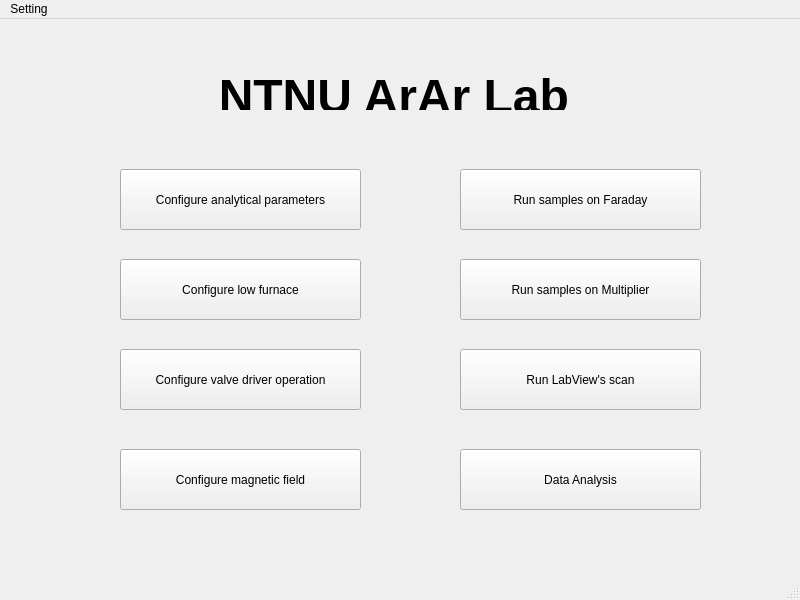
Before: the Qt Designer form UI/Homepage_UI.ui in AndrewLiu0725/pyADR, drawn with Qt 5.
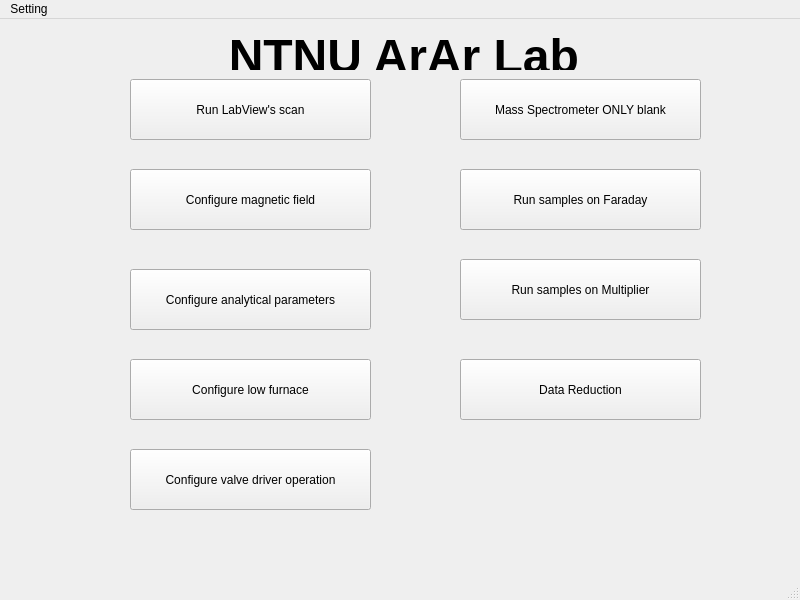
After: the same form once the commit is applied.

Commit message: upload prototype for data reduction app

Diff of the .ui file:
```diff
--- a/UI/Homepage_UI.ui
+++ b/UI/Homepage_UI.ui
@@ -30,8 +30,8 @@
    <widget class="QPushButton" name="pushButton">
     <property name="geometry">
      <rect>
-      <x>120</x>
-      <y>150</y>
+      <x>130</x>
+      <y>250</y>
       <width>241</width>
       <height>61</height>
      </rect>
@@ -56,8 +56,8 @@
    <widget class="QPushButton" name="pushButton_3">
     <property name="geometry">
      <rect>
-      <x>120</x>
-      <y>330</y>
+      <x>130</x>
+      <y>430</y>
       <width>241</width>
       <height>61</height>
      </rect>
@@ -69,8 +69,8 @@
    <widget class="QPushButton" name="pushButton_6">
     <property name="geometry">
      <rect>
-      <x>120</x>
-      <y>430</y>
+      <x>130</x>
+      <y>150</y>
       <width>241</width>
       <height>61</height>
      </rect>
@@ -83,20 +83,20 @@
     <property name="geometry">
      <rect>
       <x>460</x>
-      <y>430</y>
+      <y>340</y>
       <width>241</width>
       <height>61</height>
      </rect>
     </property>
     <property name="text">
-     <string>Data Analysis</string>
+     <string>Data Reduction</string>
     </property>
    </widget>
    <widget class="QLabel" name="label">
     <property name="geometry">
      <rect>
-      <x>180</x>
-      <y>50</y>
+      <x>190</x>
+      <y>10</y>
       <width>441</width>
       <height>41</height>
      </rect>
@@ -111,8 +111,8 @@
    <widget class="QPushButton" name="pushButton_2">
     <property name="geometry">
      <rect>
-      <x>120</x>
-      <y>240</y>
+      <x>130</x>
+      <y>340</y>
       <width>241</width>
       <height>61</height>
      </rect>
@@ -124,8 +124,8 @@
    <widget class="QPushButton" name="pushButton_7">
     <property name="geometry">
      <rect>
-      <x>460</x>
-      <y>330</y>
+      <x>130</x>
+      <y>60</y>
       <width>241</width>
       <height>61</height>
      </rect>
@@ -134,6 +134,19 @@
      <string>Run LabView's scan</string>
     </property>
    </widget>
+   <widget class="QPushButton" name="pushButton_9">
+    <property name="geometry">
+     <rect>
+      <x>460</x>
+      <y>60</y>
+      <width>241</width>
+      <height>61</height>
+     </rect>
+    </property>
+    <property name="text">
+     <string>Mass Spectrometer ONLY blank</string>
+    </property>
+   </widget>
   </widget>
   <widget class="QStatusBar" name="statusbar"/>
   <widget class="QMenuBar" name="menuBar">
```
The commit also changes 15 other files.
